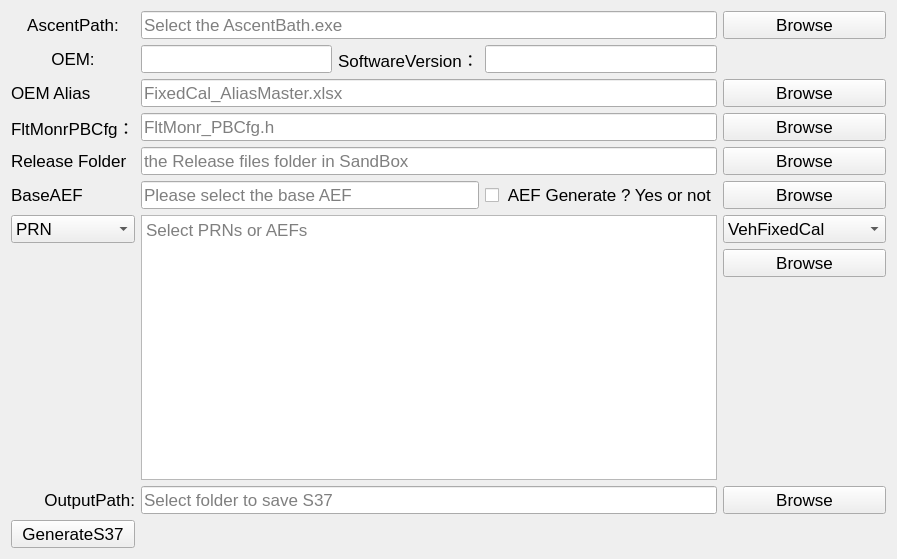
Before: the Qt Designer form Ascent_Generate_S37/Ui_GenS37.ui in victoryang126/MiniTool_SWV, drawn with Qt 5.
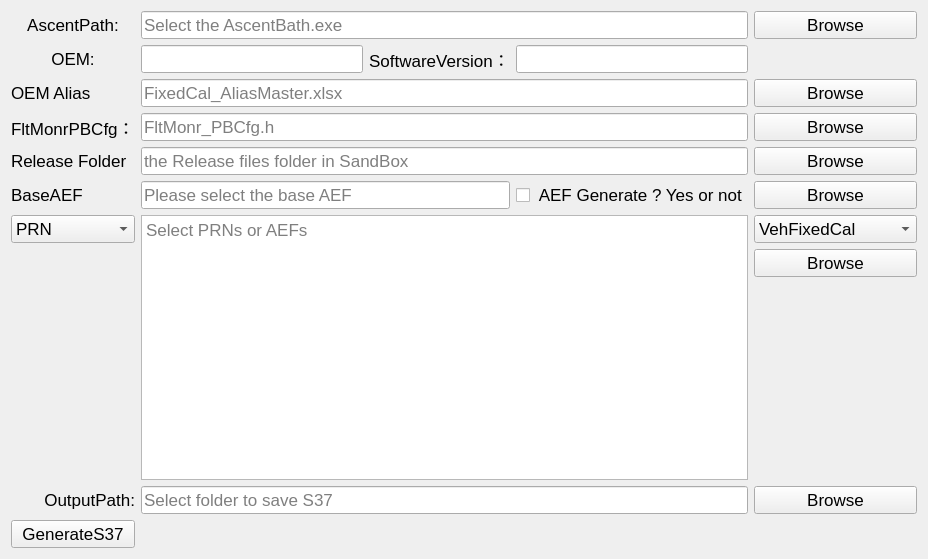
After: the same form once the commit is applied.

Commit message: 2022/12/10 1.  update CB_Tool add logic when related test case tracker don't have test method field, test run tracker don't have test inforamtion filed tool will auto delete related filed in the customer fileds 2. update DTCDefine_SYMWidget.py, add logic to config the internal fault sheet name 3. update GenS37Widget.py, add logic to config whe the ascent version is 2.7. add button to config the start address and end address

Patch:
```diff
--- a/Ascent_Generate_S37/Ui_GenS37.ui
+++ b/Ascent_Generate_S37/Ui_GenS37.ui
@@ -6,7 +6,7 @@
    <rect>
     <x>0</x>
     <y>0</y>
-    <width>897</width>
+    <width>928</width>
     <height>559</height>
    </rect>
   </property>
```
The commit also changes 6 other files.
